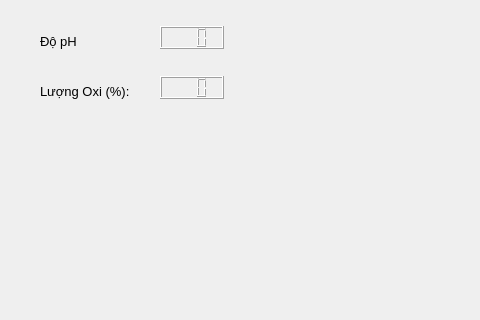
This is HomeScreen_v2.ui in mellivora24/STEM_LAB_DESKTOP as Qt 5 draws it before an edit; both pictures show x 0 to 480 and y 344 to 664 of the 1252 by 664 pixel window. The edited form follows.
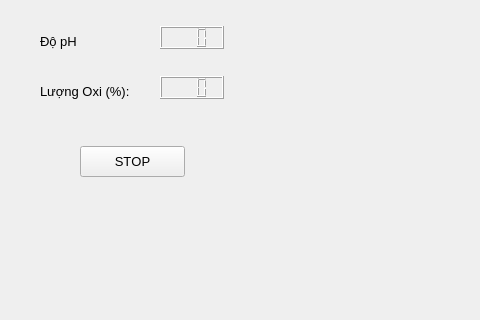
This is the edited form. Icons and pictures are not drawn.

Patch:
```diff
--- a/HomeScreen_v2.ui
+++ b/HomeScreen_v2.ui
@@ -181,7 +181,7 @@
      <set>Qt::AlignCenter</set>
     </property>
    </widget>
-   <widget class="QWidget" name="">
+   <widget class="QWidget" name="layoutWidget">
     <property name="geometry">
      <rect>
       <x>270</x>
@@ -238,6 +238,19 @@
      </item>
     </layout>
    </widget>
+   <widget class="QPushButton" name="stop_record">
+    <property name="geometry">
+     <rect>
+      <x>80</x>
+      <y>470</y>
+      <width>105</width>
+      <height>31</height>
+     </rect>
+    </property>
+    <property name="text">
+     <string>STOP</string>
+    </property>
+   </widget>
   </widget>
   <widget class="QMenuBar" name="menubar">
    <property name="geometry">
```
Left out of the diff: 12 changed lines with no effect on the pictures.
